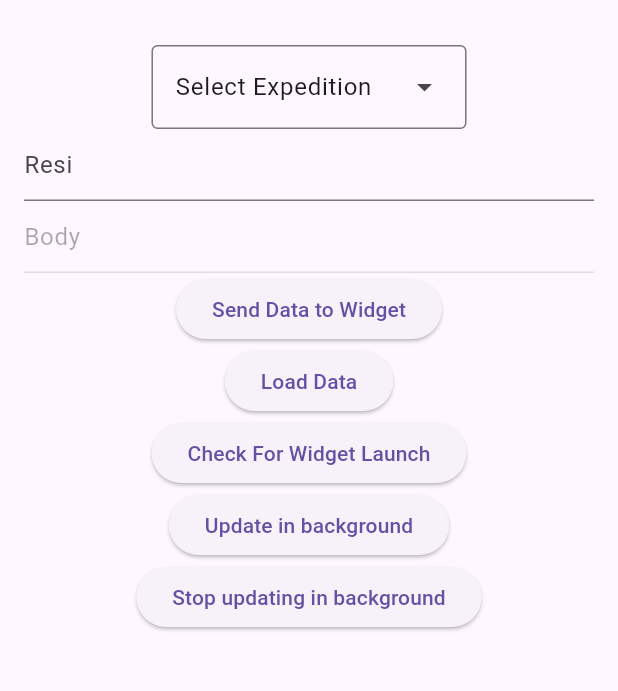
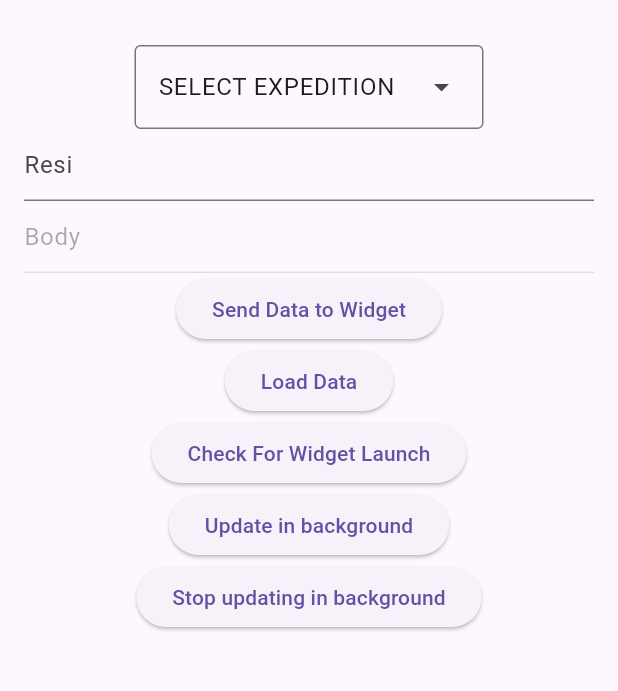
Before and after one commit to edoaurahman/notifyme, a Flutter app: the screen it shows after launch, on a phone screen of 412 x 824 dp, the part 63-754 px from its top. Run offline on Flutter 3.47's test engine with Material 3 defaults, Android fonts, the light colour scheme and no system bars; our stand-ins replace get, get_storage, permission_handler; missing offline and left inert: home_widget, workmanager; statements that could not run were skipped.

Commit message:
add JNE,SiCepat

```diff
--- a/lib/app/modules/home/views/home_view.dart
+++ b/lib/app/modules/home/views/home_view.dart
@@ -13,6 +13,8 @@ const List<String> list = <String>[
   'jnt-cargo',
   'jnt',
   'tokopedia',
+  'sicepat',
+  'jne'
 ];
 
 /// Called when Doing Background Work initiated from Widget
@@ -131,7 +133,7 @@ class _ExpeditionsDropdownState extends State<ExpeditionsDropdown> {
         });
       },
       dropdownMenuEntries: list.map<DropdownMenuEntry<String>>((String value) {
-        return DropdownMenuEntry<String>(value: value, label: value);
+        return DropdownMenuEntry<String>(value: value, label: value.toUpperCase());
       }).toList(),
     );
   }
```
Also changed, not shown: pubspec.lock, 2 other files.
